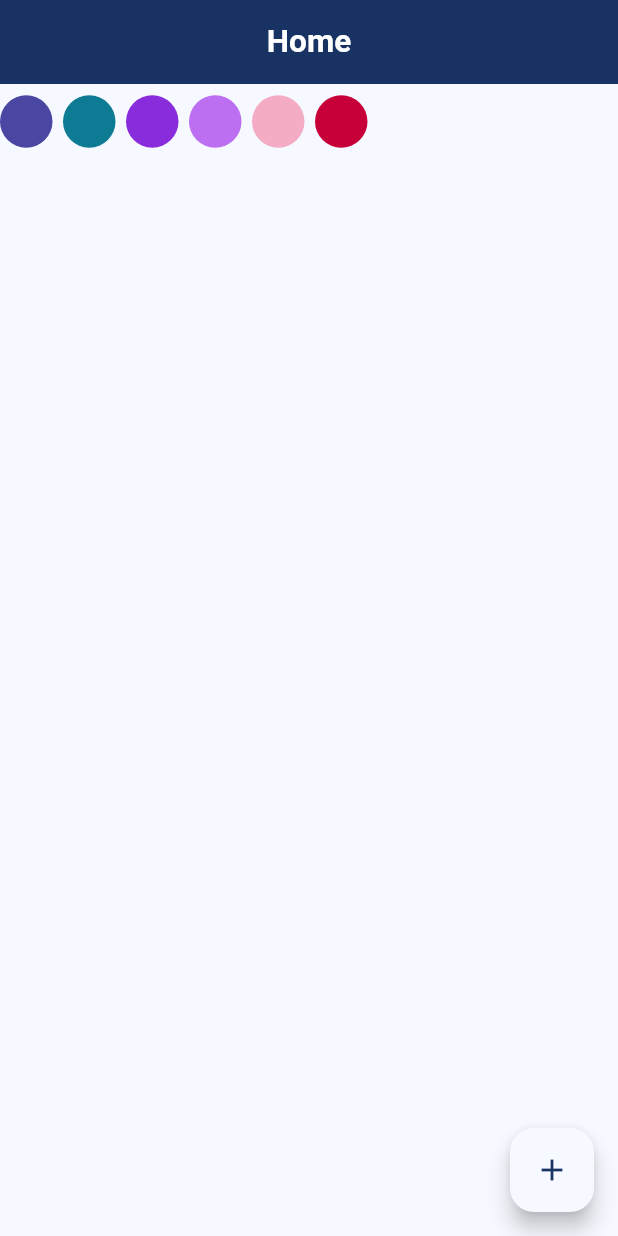
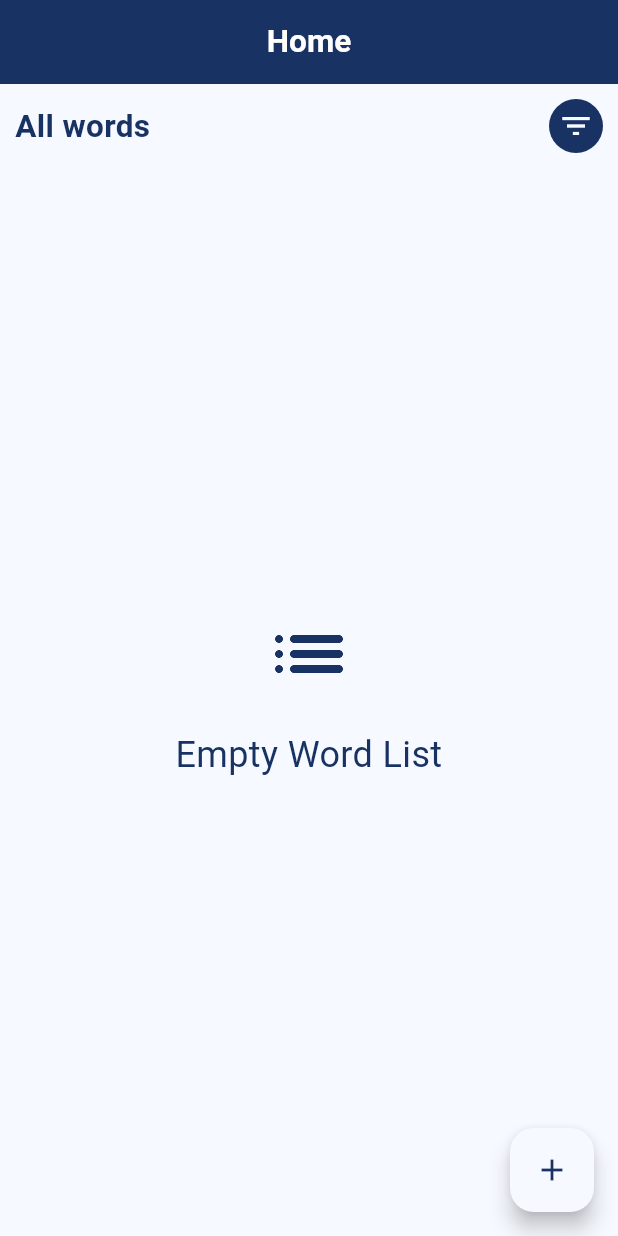
Before and after one commit to inline23/Vocabulary_app, a Flutter app: the screen it shows after launch, on a phone screen of 412 x 824 dp. Run offline on Flutter 3.47's test engine with Material 3 defaults, Android fonts, the phone set to English and light mode, and no system bars; our stand-ins replace flutter_bloc, hive, hive_flutter; accounts and stored records are empty.

Commit message:
the first feture add word done

```diff
--- /dev/null
+++ b/devtools_options.yaml
@@ -0,0 +1,3 @@
+description: This file stores settings for Dart & Flutter DevTools.
+documentation: https://docs.flutter.dev/tools/devtools/extensions#configure-extension-enablement-states
+extensions:
--- a/lib/controllers/read_data_cubit/read_data_cubit.dart
+++ b/lib/controllers/read_data_cubit/read_data_cubit.dart
@@ -16,14 +16,17 @@ class ReadDataCubit extends Cubit<ReadDataCubitStates> {
 
   void updateLanguageFilter(LanguageFilter languageFilter) {
     this.languageFilter = languageFilter;
+    getWords();
   }
 
   void updateSortedBy(SortedBy sortedBy) {
     this.sortedBy = sortedBy;
+    getWords();
   }
 
   void updateSortingType(SortingType sortingType) {
     this.sortingType = sortingType;
+    getWords();
   }
 
   void getWords() {
--- a/lib/controllers/write_data_cubit/write_data_cubit.dart
+++ b/lib/controllers/write_data_cubit/write_data_cubit.dart
@@ -1,6 +1,7 @@
 import 'package:flutter/widgets.dart';
 import 'package:flutter_bloc/flutter_bloc.dart';
 import 'package:hive/hive.dart';
+import 'package:vocabulary_app/controllers/read_data_cubit/read_data_cubit.dart';
 import 'package:vocabulary_app/controllers/write_data_cubit/write_data_cubit_states.dart';
 import 'package:vocabulary_app/hive_constants.dart';
 import 'package:vocabulary_app/model/word_model.dart';
@@ -29,7 +30,7 @@ class WriteDataCubit extends Cubit<WriteDataCubitStates> {
     emit(WriteDataCubitInitalState());
   }
 
-  void addWord() {
+  void addWord(BuildContext context) {
     _tryAndCatchBlock(() {
       List<WordModel> words = _getWordsFromDatabase();
       words.add(
@@ -42,6 +43,7 @@ class WriteDataCubit extends Cubit<WriteDataCubitStates> {
       );
       _box.put(HiveConstants.wordsList, words);
     });
+    ReadDataCubit.get(context).getWords();
   }
 
   void deleteWord(int indexAtDatabase) {
--- a/lib/main.dart
+++ b/lib/main.dart
@@ -22,7 +22,7 @@ class MyApp extends StatelessWidget {
   Widget build(BuildContext context) {
     return MultiBlocProvider(
       providers: [
-        BlocProvider(create: (context) => ReadDataCubit(),),
+        BlocProvider(create: (context) => ReadDataCubit()..getWords(),),
         BlocProvider(create: (context) => WriteDataCubit(),),
       ],
       child: MaterialApp(
--- a/lib/views/screens/home_screen.dart
+++ b/lib/views/screens/home_screen.dart
@@ -1,7 +1,9 @@
 import 'package:flutter/material.dart';
 import 'package:vocabulary_app/views/styles/color_manager.dart';
 import 'package:vocabulary_app/views/widgets/add_word_dialog.dart';
-import 'package:vocabulary_app/views/widgets/colors_list_view_widget.dart';
+import 'package:vocabulary_app/views/widgets/filter_dialog_button.dart';
+import 'package:vocabulary_app/views/widgets/language_filter_widget.dart';
+import 'package:vocabulary_app/views/widgets/words_widget.dart';
 
 class HomeScreen extends StatelessWidget {
   const HomeScreen({super.key});
@@ -11,17 +13,28 @@ class HomeScreen extends StatelessWidget {
     return Scaffold(
       floatingActionButton: _getFloatingActionButton(),
       appBar: AppBar(title: Text('Home')),
-      body: Column(
-        children: [ColorsListViewWidget(activeColorCode: 0xFF193264)],
+      body: Padding(
+        padding: const EdgeInsets.all(10.0),
+        child: Column(
+          children: [
+            Row(
+              children: [
+                LanguageFilterWidget(),
+                Spacer(),
+                FilterDialogButton(),
+              ],
+            ),
+            const SizedBox(height: 10),
+            Expanded(child: WordsWidget()),
+          ],
+        ),
       ),
     );
   }
 }
 
 class _getFloatingActionButton extends StatelessWidget {
-  const _getFloatingActionButton({
-    super.key,
-  });
+  const _getFloatingActionButton({super.key});
 
   @override
   Widget build(BuildContext context) {
@@ -32,7 +45,7 @@ class _getFloatingActionButton extends StatelessWidget {
             context: context,
             builder: (context) => AddWordDialog(),
           ),
-          child: Icon(Icons.add, color: ColorManager.darkBlue,),
+      child: Icon(Icons.add, color: ColorManager.darkBlue),
     );
   }
 }
--- a/lib/views/widgets/arabic_or_english_widget.dart
+++ b/lib/views/widgets/arabic_or_english_widget.dart
@@ -24,7 +24,7 @@ class ArabicOrEnglishWidget extends StatelessWidget {
 
   InkWell _getContainerDesign(bool buildIsArabic , BuildContext context) {
     return InkWell(
-      onTap: () => WriteDataCubit.get(context).isArabic,
+      onTap: () => WriteDataCubit.get(context).updateIsArabic(buildIsArabic),
       child: Container(
         decoration: BoxDecoration(
           shape: BoxShape.circle,
--- /dev/null
+++ b/lib/views/widgets/exception_widget.dart
@@ -0,0 +1,28 @@
+import 'package:flutter/material.dart';
+import 'package:vocabulary_app/views/styles/color_manager.dart';
+
+class ExceptionWidget extends StatelessWidget {
+  const ExceptionWidget({
+    super.key,
+    required this.iconData,
+    required this.message,
+  });
+  final IconData iconData;
+  final String message;
+
+  @override
+  Widget build(BuildContext context) {
+    return Column(
+      mainAxisAlignment: MainAxisAlignment.center,
+      children: [
+        Icon(iconData, color: ColorManager.darkBlue, size: 60),
+        const SizedBox(height: 20),
+        Text(
+          message,
+          style: TextStyle(color: ColorManager.darkBlue, fontSize: 24),
+          textAlign: TextAlign.center,
+        ),
+      ],
+    );
+  }
+}
--- /dev/null
+++ b/lib/views/widgets/filter_dialog_button.dart
@@ -0,0 +1,26 @@
+import 'package:flutter/material.dart';
+import 'package:vocabulary_app/views/styles/color_manager.dart';
+import 'package:vocabulary_app/views/widgets/filter_dialog.dart';
+
+class FilterDialogButton extends StatelessWidget {
+  const FilterDialogButton({super.key});
+
+  @override
+  Widget build(BuildContext context) {
+    return InkWell(
+      onTap: () {
+        showDialog(
+          context: context,
+          builder: (context) {
+            return FilterDialog();
+          },
+        );
+      },
+      child: CircleAvatar(
+        radius: 18,
+        backgroundColor: ColorManager.darkBlue,
+        child: Icon(Icons.filter_list, color: ColorManager.white),
+      ),
+    );
+  }
+}
--- /dev/null
+++ b/lib/views/widgets/language_filter_widget.dart
@@ -0,0 +1,37 @@
+import 'package:flutter/material.dart';
+import 'package:flutter_bloc/flutter_bloc.dart';
+import 'package:vocabulary_app/controllers/read_data_cubit/read_data_cubit.dart';
+import 'package:vocabulary_app/controllers/read_data_cubit/read_data_cubit_states.dart';
+import 'package:vocabulary_app/views/styles/color_manager.dart';
+
+class LanguageFilterWidget extends StatelessWidget {
+  const LanguageFilterWidget({super.key});
+
+  @override
+  Widget build(BuildContext context) {
+    return BlocBuilder<ReadDataCubit, ReadDataCubitStates>(
+      builder: (context, state) {
+        return Text(
+          _mapLanguageFilterEnumToString(
+            ReadDataCubit.get(context).languageFilter,
+          ),
+          style: TextStyle(
+            color: ColorManager.darkBlue,
+            fontWeight: FontWeight.bold,
+            fontSize: 21,
+          ),
+        );
+      },
+    );
+  }
+
+  String _mapLanguageFilterEnumToString(LanguageFilter languageFilter) {
+    if (languageFilter == LanguageFilter.allWords) {
+      return "All words";
+    } else if (languageFilter == LanguageFilter.arabicOnly) {
+      return "Arabic";
+    } else {
+      return 'English';
+    }
+  }
+}
--- /dev/null
+++ b/lib/views/widgets/word_item_widget.dart
@@ -0,0 +1,27 @@
+import 'package:flutter/material.dart';
+import 'package:vocabulary_app/model/word_model.dart';
+
+class WordItemWidget extends StatelessWidget {
+  const WordItemWidget({super.key, required this.word});
+  final WordModel word;
+
+  @override
+  Widget build(BuildContext context) {
+    return Container(
+      decoration: BoxDecoration(
+        borderRadius: BorderRadius.circular(20),
+        color: Color(word.colorCode),
+      ),
+      child: Center(
+        child: Text(
+          word.text,
+          style: TextStyle(
+            color: Colors.white,
+            fontWeight: FontWeight.bold,
+            fontSize: 24,
+          ),
+        ),
+      ),
+    );
+  }
+}
--- /dev/null
+++ b/lib/views/widgets/words_widget.dart
@@ -0,0 +1,59 @@
+import 'package:flutter/material.dart';
+import 'package:flutter_bloc/flutter_bloc.dart';
+import 'package:vocabulary_app/controllers/read_data_cubit/read_data_cubit.dart';
+import 'package:vocabulary_app/controllers/read_data_cubit/read_data_cubit_states.dart';
+import 'package:vocabulary_app/model/word_model.dart';
+import 'package:vocabulary_app/views/widgets/exception_widget.dart';
+import 'package:vocabulary_app/views/widgets/word_item_widget.dart';
+
+class WordsWidget extends StatelessWidget {
+  const WordsWidget({super.key});
+
+  @override
+  Widget build(BuildContext context) {
+    return BlocBuilder<ReadDataCubit, ReadDataCubitStates>(
+      builder: (context, state) {
+        if (state is ReadDataCubitSuccessState) {
+          if (state.words.isEmpty) {
+            return _getEmptyWordsWidget();
+          }
+          return _getWordsWidget(state.words);
+        } else if (state is ReadDataCubitFailureState) {
+          return _getFaildWidget(state.message);
+        } else {
+          return _getLoadingWidget();
+        }
+      },
+    );
+  }
+
+  Widget _getWordsWidget(List<WordModel> words) {
+    return GridView.builder(
+      itemCount: words.length,
+      gridDelegate: SliverGridDelegateWithFixedCrossAxisCount(
+        crossAxisCount: 2,
+        crossAxisSpacing: 5,
+        mainAxisSpacing: 5,
+        childAspectRatio: 2 / 1.5,
+      ),
+      itemBuilder: (context, index) {
+        return WordItemWidget(word: words[index]);
+      },
+    );
+  }
+
+  Widget _getEmptyWordsWidget() {
+    return ExceptionWidget(
+      iconData: Icons.list_rounded,
+      message: 'Empty Word List',
+    );
+  }
+
+  Widget _getFaildWidget(String message) {
+    return ExceptionWidget(iconData: Icons.error, message: message);
+  }
+
+  Widget _getLoadingWidget() {
+    return Center(child: CircularProgressIndicator());
+  }
+}
```
Also changed, not shown: lib/views/widgets/add_word_dialog.dart (+4 -5 lines), lib/views/widgets/colors_list_view_widget.dart (+15 -5 lines), lib/views/widgets/filter_dialog.dart (added, +141 -0 lines).
